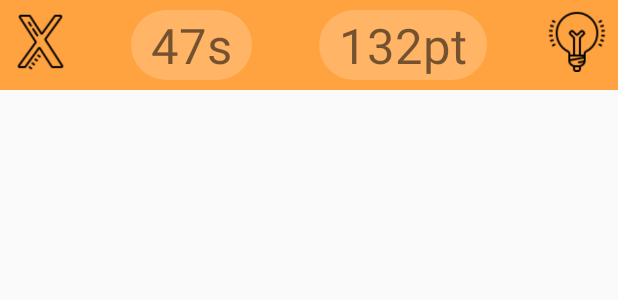
After one commit to ahlam-sg/geo-app, an Android app: the layout game_toolbar.xml on its own in the app's theme, with its tools: preview values and no code run, on a phone screen of 412 x 824 dp. The commit adds this screen. Shown: the top 300 px of the screen. Run offline under Robolectric (Android 15) with nearby library versions, the phone set to English and light mode, and no system bars.

Commit message:
add game_toolbar.xml + modify activity_game.xml

```diff
--- a/app/src/main/java/com/example/geo_app/Category.java
+++ b/app/src/main/java/com/example/geo_app/Category.java
@@ -25,7 +25,7 @@ public class Category extends SecondaryToolbar {
     }
 
     public void capitalsBtn(View view) {
-        Intent intent = new Intent(this, MainActivity.class);
+        Intent intent = new Intent(this, Game.class);
         intent.putExtra(Constants.CATEGORY_KEY, Constants.CATEGORY_CAPITAL);
         startActivity(intent);
     }
--- /dev/null
+++ b/app/src/main/res/layout/game_toolbar.xml
@@ -0,0 +1,58 @@
+<?xml version="1.0" encoding="utf-8"?>
+<RelativeLayout xmlns:android="http://schemas.android.com/apk/res/android"
+    android:layout_width="match_parent"
+    android:layout_height="wrap_content"
+    android:background="@color/orange"
+    android:padding="@dimen/_5sdp">
+
+    <ImageView
+        android:id="@+id/exit_option"
+        android:layout_width="@dimen/_32sdp"
+        android:layout_height="@dimen/_32sdp"
+        android:src="@drawable/exit_ic"
+        android:layout_alignParentStart="true"
+        android:clickable="true"
+        android:onClick="exitBtn"/>
+
+    <TextView
+        android:id="@+id/timer"
+        android:layout_width="wrap_content"
+        android:layout_height="wrap_content"
+        android:gravity="center"
+        android:text="47s"
+        android:textSize="@dimen/_25ssp"
+        android:layout_toEndOf="@+id/exit_option"
+        android:layout_marginStart="@dimen/_30sdp"
+        android:paddingStart="@dimen/_10sdp"
+        android:paddingEnd="@dimen/_10sdp"
+        android:paddingTop="@dimen/_1sdp"
+        android:paddingBottom="@dimen/_1sdp"
+        android:background="@drawable/rounded_corners"
+        android:backgroundTint="@color/transparent_white"/>
+
+    <TextView
+        android:id="@+id/points"
+        android:layout_width="wrap_content"
+        android:layout_height="wrap_content"
+        android:gravity="center"
+        android:text="132pt"
+        android:textSize="@dimen/_25ssp"
+        android:layout_toStartOf="@+id/hint_option"
+        android:layout_marginEnd="@dimen/_30sdp"
+        android:paddingStart="@dimen/_10sdp"
+        android:paddingEnd="@dimen/_10sdp"
+        android:paddingTop="@dimen/_1sdp"
+        android:paddingBottom="@dimen/_1sdp"
+        android:background="@drawable/rounded_corners"
+        android:backgroundTint="@color/transparent_white"/>
+
+    <ImageView
+        android:id="@+id/hint_option"
+        android:layout_width="@dimen/_32sdp"
+        android:layout_height="@dimen/_32sdp"
+        android:src="@drawable/hint_ic"
+        android:layout_alignParentEnd="true"
+        android:clickable="true"
+        android:onClick="hintBtn"/>
+
+</RelativeLayout>
--- a/app/src/main/res/values/colors.xml
+++ b/app/src/main/res/values/colors.xml
@@ -14,9 +14,13 @@
     <color name="dark_purple">#5E2E84</color>
     <color name="red">#ff595e</color>
     <color name="orange">#FFA240</color>
+    <color name="transparent_orange">#59FFA240</color>
+    <color name="transparent_white">#32FFFFFF</color>
     <color name="yellow">#FFCA3A</color>
     <color name="green">#8AC926</color>
     <color name="blue">#1982C4</color>
     <color name="purple">#6A4C93</color>
+    <color name="purple4">#8AD486FF</color>
+    <color name="dark_grey">#6F979797</color>
 
 </resources>
--- a/app/src/main/res/values/strings.xml
+++ b/app/src/main/res/values/strings.xml
@@ -13,4 +13,6 @@
     <string name="sound_effects">Sound Effects</string>
     <string name="music">Music</string>
     <string name="dark_mode">Dark Mode</string>
+    <string name="exit">EXIT</string>
+    <string name="hint">HINT</string>
 </resources>
--- a/app/src/main/res/values/themes.xml
+++ b/app/src/main/res/values/themes.xml
@@ -2,7 +2,7 @@
     <!-- Base application theme. -->
     <style name="Theme.Geoapp" parent="Theme.AppCompat.Light.NoActionBar">
         <!-- Primary brand color. -->
-        <item name="colorPrimary">@color/purple_500</item>
+        <item name="colorPrimary">@color/orange</item>
         <item name="colorPrimaryVariant">@color/purple_700</item>
         <item name="colorOnPrimary">@color/white</item>
         <!-- Secondary brand color. -->
```
Also changed, not shown: app/src/main/java/com/example/geo_app/Game.java (+14 -2 lines), app/src/main/res/layout/activity_game.xml (+29 -18 lines).
